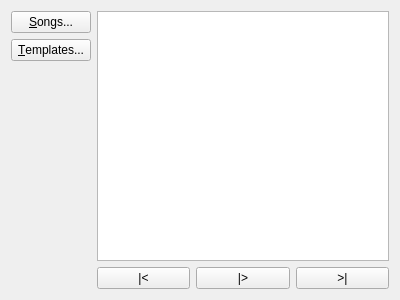
Before: the Qt Designer form PlayerWindow.ui in madmaxoft/SkauTan, drawn with Qt 5.
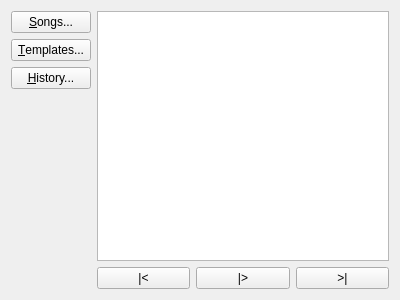
After: the same form once the commit is applied.

Commit message: Implemented playback history. (#8)

Diff of the .ui file:
```diff
--- a/PlayerWindow.ui
+++ b/PlayerWindow.ui
@@ -31,6 +31,13 @@
         </property>
        </widget>
       </item>
+      <item>
+       <widget class="QPushButton" name="btnHistory">
+        <property name="text">
+         <string>&amp;History...</string>
+        </property>
+       </widget>
+      </item>
       <item>
        <spacer name="verticalSpacer">
         <property name="orientation">
```
The commit also changes 12 other files.
